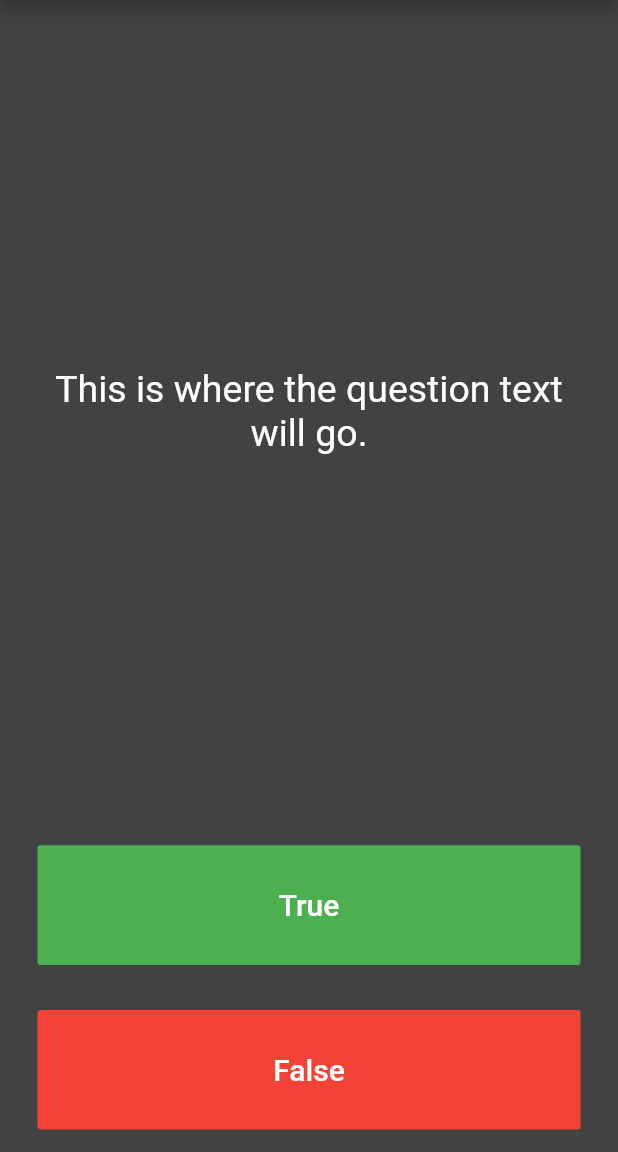
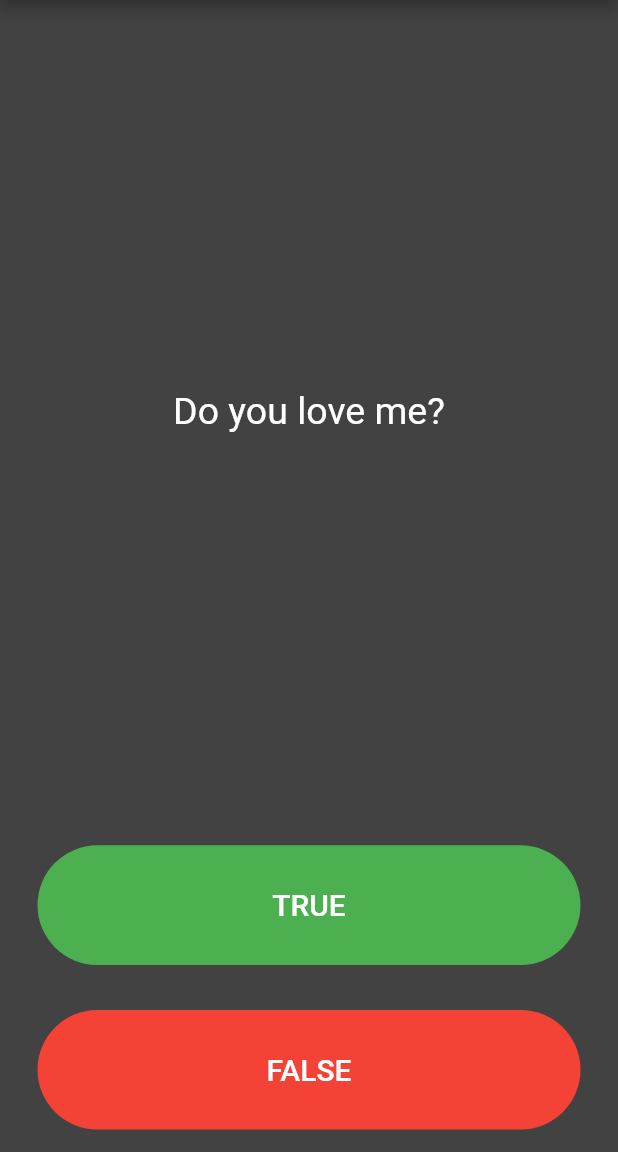
Before and after one commit to AndrewAKG/quizzler, a Flutter app: the screen it shows after launch, on a phone screen of 412 x 824 dp, the part 84-1236 px from its top. Run offline on Flutter 3.47's test engine with Material 2 defaults, Android fonts, the phone set to English and light mode, and no system bars.

Commit message:
feat: added question class and changed buttons

```diff
--- /dev/null
+++ b/lib/Question.dart
@@ -0,0 +1,9 @@
+class Question {
+  String question;
+  bool answer;
+
+  Question({String q, bool a}) {
+    question = q;
+    answer = a;
+  }
+}
--- a/lib/main.dart
+++ b/lib/main.dart
@@ -1,4 +1,6 @@
 import 'package:flutter/material.dart';
+
+import './Question.dart';
 
 void main() => runApp(Quizzler());
 
@@ -33,6 +35,40 @@ class QuizPage extends StatefulWidget {
 }
 
 class _QuizPageState extends State<QuizPage> {
+  List<Icon> scoreKeeper = [];
+
+  List<Question> questions = [
+    Question(q: 'Do you love me?', a: false),
+    Question(q: 'Do you hate me?', a: true),
+    Question(q: 'Do you need me?', a: false),
+  ];
+
+  int questionNumber = 0;
+  int userScore = 0;
+  int totalScore = 10;
+
+  void calculateScore(bool userAnswer) {
+    if (questions[questionNumber].answer == userAnswer) {
+      setState(() {
+        scoreKeeper.add(Icon(Icons.check, color: Colors.green));
+        userScore++;
+      });
+    } else {
+      setState(() {
+        scoreKeeper.add(Icon(Icons.close, color: Colors.red));
+      });
+    }
+    if (questionNumber < questions.length - 1) {
+      goToNextQuestion();
+    }
+  }
+
+  void goToNextQuestion() {
+    setState(() {
+      questionNumber++;
+    });
+  }
+
   @override
   Widget build(BuildContext context) {
     return Column(
@@ -45,7 +81,7 @@ class _QuizPageState extends State<QuizPage> {
             padding: EdgeInsets.all(10.0),
             child: Center(
               child: Text(
-                'This is where the question text will go.',
+                questions[questionNumber].question,
                 textAlign: TextAlign.center,
                 style: TextStyle(
                   fontSize: 25.0,
@@ -61,15 +97,17 @@ class _QuizPageState extends State<QuizPage> {
             child: FlatButton(
               textColor: Colors.white,
               color: Colors.green,
+              shape: RoundedRectangleBorder(
+                  borderRadius: BorderRadius.circular(50)),
               child: Text(
-                'True',
+                'TRUE',
                 style: TextStyle(
                   color: Colors.white,
                   fontSize: 20.0,
                 ),
               ),
               onPressed: () {
-                //The user picked true.
+                calculateScore(true);
               },
             ),
           ),
@@ -79,20 +117,24 @@ class _QuizPageState extends State<QuizPage> {
             padding: EdgeInsets.all(15.0),
             child: FlatButton(
               color: Colors.red,
+              shape: RoundedRectangleBorder(
+                borderRadius: BorderRadius.circular(50),
+              ),
               child: Text(
-                'False',
+                'FALSE',
                 style: TextStyle(
                   fontSize: 20.0,
                   color: Colors.white,
                 ),
               ),
               onPressed: () {
-                //The user picked false.
+                calculateScore(false);
               },
             ),
           ),
         ),
         //TODO: Add a Row here as your score keeper
+        Row(children: scoreKeeper),
       ],
     );
   }
```
